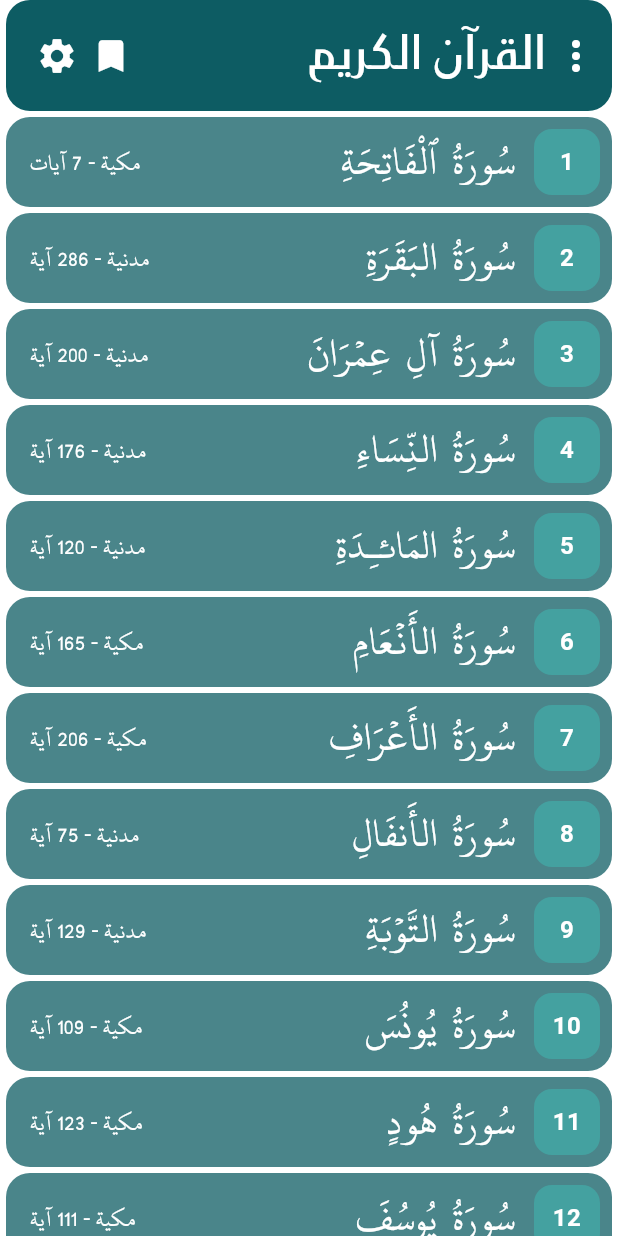
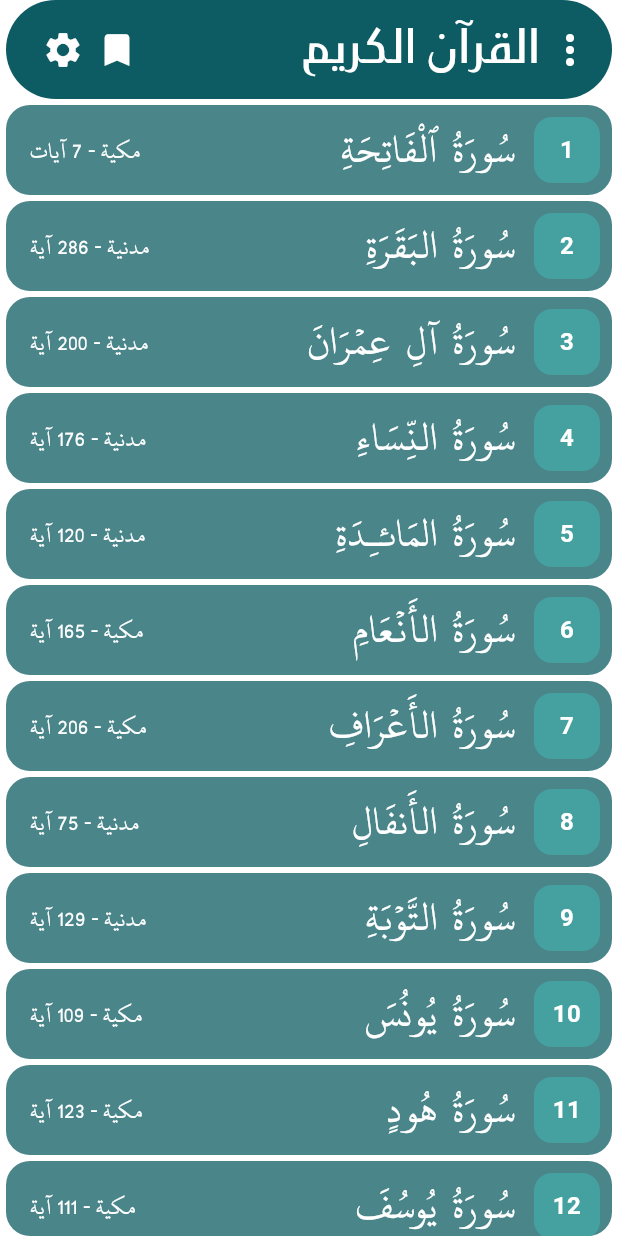
Before and after one commit to itiswd/Latest-Paqyat, a Flutter app: the IndexPage screen opened directly, on a phone screen of 412 x 824 dp. Run offline on Flutter 3.47's test engine with Material 3 defaults, Android fonts, the phone set to English and light mode, and no system bars; our stand-ins replace adhan, animate_do, audioplayers, cached_network_image, flutter_spinkit, hijri and 5 more; missing offline and left inert: flutter_islamic_icons, quran; accounts and stored records are empty; network calls fail.

Commit message:
Refactor Quran API and Navigation UI in Flutter App
- Streamlined the layout structure in the Quran API index page by adjusting padding and border radius for better visual consistency and user experience.
- Optimized the ListView component in the Quran API index page to enhance performance and readability by reducing unnecessary nesting and improving item layout.
- Enhanced the navigation bar in the main app UI by simplifying its structure, improving responsiveness, and adding visual cues for the active navigation item.
- Adjusted the bottom app bar to dynamically highlight the selected navigation item, improving user feedback and interaction clarity.
- Removed redundant text labels from the bottom app bar icons, focusing on a cleaner, more intuitive user interface.

```diff
--- a/lib/QuranApi/index.dart
+++ b/lib/QuranApi/index.dart
@@ -25,11 +25,10 @@ class _IndexPageState extends State<IndexPage> {
               //App bar
               Container(
                 margin: const EdgeInsets.symmetric(horizontal: 4.0),
-                padding:
-                    const EdgeInsets.symmetric(horizontal: 8.0, vertical: 16.0),
+                padding: const EdgeInsets.all(12.0),
                 decoration: BoxDecoration(
                   color: itemColor,
-                  borderRadius: BorderRadius.circular(16.0),
+                  borderRadius: BorderRadius.circular(40.0),
                 ),
                 child: Row(
                   children: [
@@ -114,13 +113,13 @@ class _IndexPageState extends State<IndexPage> {
                 ),
               ),
               Expanded(
-                child: Container(
-                  decoration: BoxDecoration(
-                    borderRadius: BorderRadius.circular(40.0),
-                  ),
+                child: Padding(
+                  padding: const EdgeInsets.symmetric(horizontal: 4.0),
+                  child: ClipRRect(
+                    borderRadius: BorderRadius.circular(16.0),
                     child: ListView(
                       physics: const BouncingScrollPhysics(),
-                    padding: const EdgeInsets.all(0),
+                      padding: EdgeInsets.zero,
                       children: [
                         for (int i = 0; i < 114; i++)
                           GestureDetector(
@@ -146,8 +145,6 @@ class _IndexPageState extends State<IndexPage> {
                               padding: const EdgeInsets.all(8),
                               margin: const EdgeInsets.only(
                                 top: 4,
-                              left: 4,
-                              right: 4,
                               ),
                               decoration: BoxDecoration(
                                 color: itemColor!.withOpacity(.75),
@@ -230,6 +227,7 @@ class _IndexPageState extends State<IndexPage> {
                     ),
                   ),
                 ),
+              ),
             ],
           ),
         ),
```
Also changed, not shown: lib/quran.dart (+31 -63 lines). Lines whose indentation alone changed are shown as unchanged.
